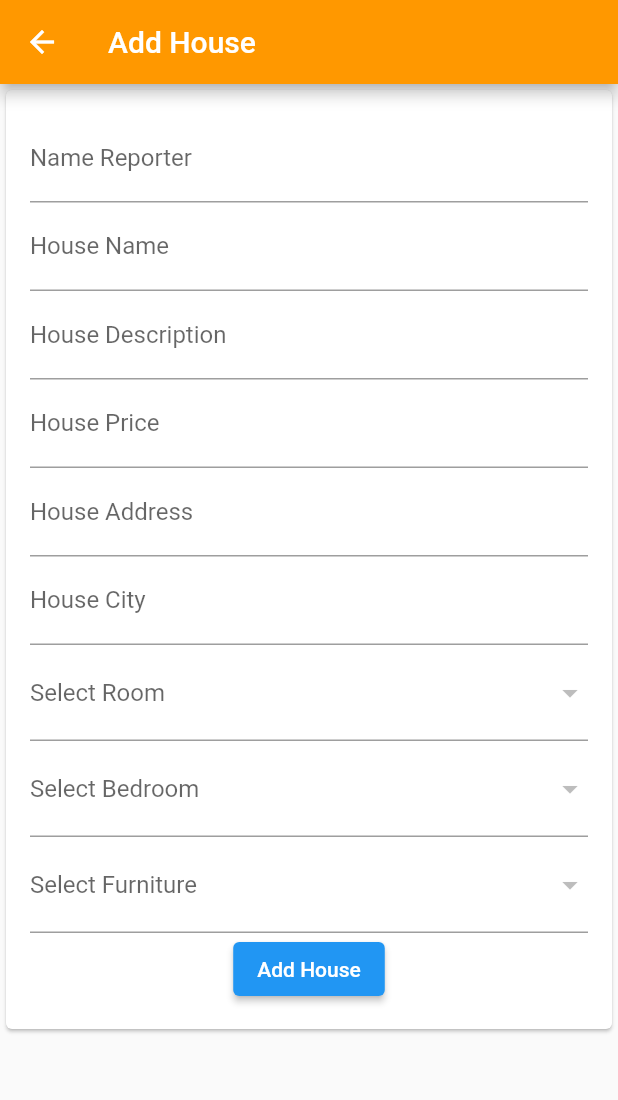
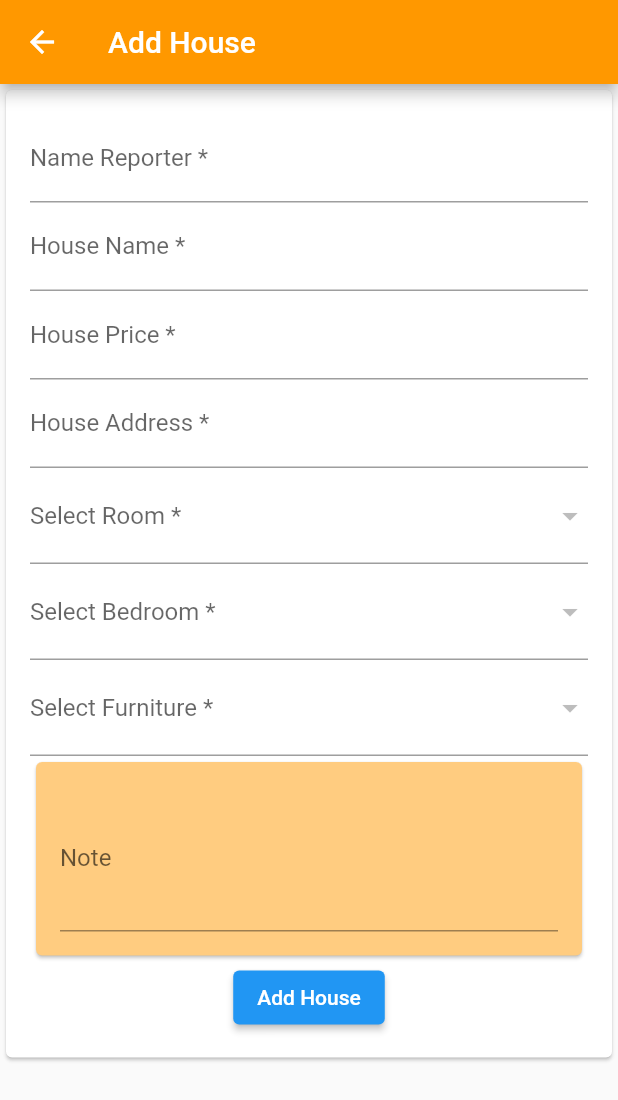
Before and after one commit to CuongNguyen2000/rentalZ_MobileApp, a Flutter app: the TodoScreen screen opened directly, on a phone screen of 412 x 824 dp. Shown: the top 1100 px of the screen. Run offline on Flutter 3.47's test engine with Material 2 defaults, Android fonts, the light colour scheme and no system bars; our stand-ins replace sqflite; accounts and stored records are empty.

Commit message:
new update

```diff
--- a/lib/models/house.dart
+++ b/lib/models/house.dart
@@ -2,9 +2,7 @@ class House {
   int? id;
   String? name;
   String? address;
-  String? city;
-  // String? image;
-  String? description;
+  String? note;
   int? price;
   String? reporter;
   String? room_type;
@@ -19,9 +17,7 @@ class House {
     mapping['id'] = id;
     mapping['name'] = name;
     mapping['address'] = address;
-    mapping['city'] = city;
-    // mapping['image'] = image;
-    mapping['description'] = description;
+    mapping['note'] = note;
     mapping['price'] = price;
     mapping['reporter'] = reporter;
     mapping['room_type'] = room_type;
--- a/lib/repositories/database_connection.dart
+++ b/lib/repositories/database_connection.dart
@@ -14,7 +14,7 @@ class DatabaseConnection {
 
   _onCreate(Database db, int version) async {
     await db.execute(
-        'CREATE TABLE houses(id INTEGER PRIMARY KEY AUTOINCREMENT NOT NULL, name TEXT, address TEXT, city TEXT, description TEXT, price INTEGER, reporter TEXT, room_type TEXT, bedroom_type TEXT, furniture_type TEXT, created_at TIMESTAMP NOT NULL DEFAULT CURRENT_TIMESTAMP, updated_at TIMESTAMP NOT NULL DEFAULT CURRENT_TIMESTAMP)');
+        'CREATE TABLE houses(id INTEGER PRIMARY KEY AUTOINCREMENT NOT NULL, name TEXT, address TEXT, note TEXT, price INTEGER, reporter TEXT, room_type TEXT, bedroom_type TEXT, furniture_type TEXT, created_at TIMESTAMP NOT NULL DEFAULT CURRENT_TIMESTAMP, updated_at TIMESTAMP NOT NULL DEFAULT CURRENT_TIMESTAMP)');
 
     await db.execute(
         'CREATE TABLE bedrooms(id INTEGER PRIMARY KEY AUTOINCREMENT NOT NULL, name TEXT, description TEXT, created_at TIMESTAMP NOT NULL DEFAULT CURRENT_TIMESTAMP, updated_at TIMESTAMP NOT NULL DEFAULT CURRENT_TIMESTAMP)');
--- a/lib/screens/bedroom_screen.dart
+++ b/lib/screens/bedroom_screen.dart
@@ -24,8 +24,6 @@ class _BedroomScreenState extends State<BedroomScreen> {
   List<Bedroom> _bedroomList = [];
   List<Bedroom>? _findItem;
 
-  bool _isLoading = false;
-
   getAllBedrooms() async {
     _bedroomList = [];
     var bedrooms = await _bedroomService.getAllBedrooms();
@@ -39,11 +37,9 @@ class _BedroomScreenState extends State<BedroomScreen> {
         bedroomModel.updatedAt = bedroom['updated_at'];
         _bedroomList.add(bedroomModel);
         _findItem = _bedroomList;
-        _isLoading = false;
       });
     });
     // ignore: avoid_print
-    print(_findItem);
     print(bedrooms);
   }
 
@@ -312,7 +308,7 @@ class _BedroomScreenState extends State<BedroomScreen> {
         ),
       ),
       // show card message if no bedroom found
-      body: _isLoading
+      body: _bedroomList.isEmpty
           ? Center(
               child: Column(
                 mainAxisAlignment: MainAxisAlignment.center,
--- a/lib/screens/furniture_screen.dart
+++ b/lib/screens/furniture_screen.dart
@@ -26,8 +26,6 @@ class _FurnitureScreenState extends State<FurnitureScreen> {
   List<Furniture> _FurnitureList = [];
   List<Furniture>? _findItems;
 
-  bool _isLoading = true;
-
   getAllFurnitures() async {
     _FurnitureList = [];
     var furnitures = await _furnitureService.getAllFurnitures();
@@ -41,7 +39,6 @@ class _FurnitureScreenState extends State<FurnitureScreen> {
         furnitureModel.updatedAt = bedroom['updated_at'];
         _FurnitureList.add(furnitureModel);
         _findItems = _FurnitureList;
-        _isLoading = false;
       });
     });
     // ignore: avoid_print
@@ -291,7 +288,7 @@ class _FurnitureScreenState extends State<FurnitureScreen> {
         ),
       ),
       // show card message if no bedroom found
-      body: _isLoading
+      body: _FurnitureList.isEmpty
           ? Center(
               // child: CircularProgressIndicator(),
               child: Column(
--- a/lib/screens/home.dart
+++ b/lib/screens/home.dart
@@ -26,11 +26,11 @@ class _HomeScreenState extends State<HomeScreen> {
         var model = House();
         model.id = house['id'];
         model.name = house['name'];
-        model.description = house['description'];
+        model.note = house['note'];
         model.reporter = house['reporter'];
+        model.note = house['note'];
         model.price = house['price'];
         model.address = house['address'];
-        model.city = house['city'];
         model.bedroom_type = house['bedroom_type'];
         model.furniture_type = house['furniture_type'];
         model.room_type = house['room_type'];
@@ -83,22 +83,26 @@ class _HomeScreenState extends State<HomeScreen> {
                   'Reporter: ${house.reporter}',
                   // text color and font bold
                   style: TextStyle(
-                    color: Colors.red,
+                    color: Colors.red[400],
                     fontWeight: FontWeight.bold,
                   ),
                 ),
                 Text('Name: ${house.name}'),
-                Text('Description: ${house.description}'),
-                Text('Price: ${house.price}'),
+                Text('Description: ${house.note}'),
+                Text('Price: ${house.price}/month'),
                 Text('Address: ${house.address}'),
-                Text('City: ${house.city}'),
                 Text('Bedroom Type: ${house.bedroom_type}'),
                 Text('Furniture Type: ${house.furniture_type}'),
                 Text('Room Type: ${house.room_type}'),
-
-                // date with formater
                 Text(
                   'Created At: ${DateFormat('dd-MM-yyyy').format(DateTime.parse(house.createdAt!))}',
+                ),
+                Text(
+                  'Note: ${house.note!.isEmpty ? 'NO NOTE' : house.note}',
+                  style: TextStyle(
+                    color: Colors.red[300],
+                    fontWeight: FontWeight.bold,
+                  ),
                 ),
               ],
             ),
@@ -140,10 +144,8 @@ class _HomeScreenState extends State<HomeScreen> {
                 setState(() {
                   _houseService!.deleteHouse(id);
                   ScaffoldMessenger.of(context).showSnackBar(const SnackBar(
-                    content: Text('House deleted'),
+                    content: Text('Successfully deleted a house!'),
                   ));
-                  // remove the deleted item from the list
-                  _findItem!.removeWhere((item) => item.id == id);
                   getAllHouses();
                   Navigator.pop(context);
                 });
@@ -163,7 +165,7 @@ class _HomeScreenState extends State<HomeScreen> {
         title: Row(
           mainAxisAlignment: MainAxisAlignment.spaceBetween,
           children: <Widget>[
-            Text(
+            const Text(
               'Home',
               style: TextStyle(
                 fontSize: 20,
@@ -177,7 +179,7 @@ class _HomeScreenState extends State<HomeScreen> {
                 onChanged: (text) {
                   _searchHouse(text);
                 },
-                decoration: InputDecoration(
+                decoration: const InputDecoration(
                   hintText: 'Search Bedroom',
                   border: InputBorder.none,
                   prefixIcon: Icon(Icons.search),
@@ -190,7 +192,15 @@ class _HomeScreenState extends State<HomeScreen> {
       // show card message if no house found
       body: _houseList!.isEmpty
           ? Center(
-              child: Text('No house found'),
+              child: Column(
+                mainAxisAlignment: MainAxisAlignment.center,
+                children: <Widget>[
+                  Text(
+                    'No House found',
+                    style: Theme.of(context).textTheme.headline4,
+                  ),
+                ],
+              ),
             )
           : ListView.builder(
               itemCount: _findItem?.length,
@@ -200,7 +210,7 @@ class _HomeScreenState extends State<HomeScreen> {
                   margin: const EdgeInsets.all(15),
                   child: ListTile(
                     title: Text(_findItem?[index].name ?? ''),
-                    subtitle: Text(_findItem?[index].description ?? ''),
+                    subtitle: Text(_findItem?[index].note ?? ''),
                     trailing: SizedBox(
                       width: 100,
                       child: Row(
--- a/lib/screens/room_screen.dart
+++ b/lib/screens/room_screen.dart
@@ -25,8 +25,6 @@ class _RoomScreennState extends State<RoomScreen> {
   List<Room> _RoomList = [];
   List<Room>? _findItems;
 
-  bool _isLoading = true;
-
   getAllRooms() async {
     _RoomList = [];
     var rooms = await _roomService.getAllRooms();
@@ -40,7 +38,6 @@ class _RoomScreennState extends State<RoomScreen> {
         roomModel.updatedAt = bedroom['updated_at'];
         _RoomList.add(roomModel);
         _findItems = _RoomList;
-        _isLoading = false;
       });
     });
     // ignore: avoid_print
@@ -288,7 +285,7 @@ class _RoomScreennState extends State<RoomScreen> {
         ),
       ),
       // show card message if no bedroom found
-      body: _isLoading
+      body: _RoomList.isEmpty
           ? Center(
               child: Column(
                 mainAxisAlignment: MainAxisAlignment.center,
--- a/lib/screens/todo_screen.dart
+++ b/lib/screens/todo_screen.dart
@@ -16,10 +16,9 @@ class TodoScreen extends StatefulWidget {
 
 class _TodoScreenState extends State<TodoScreen> {
   final _houseNameController = TextEditingController();
-  final _houseDescriptionController = TextEditingController();
+  final _houseNoteController = TextEditingController();
   final _housePriceController = TextEditingController();
   final _houseAddressController = TextEditingController();
-  final _houseCityController = TextEditingController();
   final _houseReporterController = TextEditingController();
 
   final _houseService = HouseService();
@@ -32,6 +31,9 @@ class _TodoScreenState extends State<TodoScreen> {
   final _rooms = <DropdownMenuItem>[];
   final _bedrooms = <DropdownMenuItem>[];
   final _furnitures = <DropdownMenuItem>[];
+
+  // global formKey
+  final _formKey = GlobalKey<FormState>();
 
   _loadRooms() async {
     var _roomService = RoomService();
@@ -90,15 +92,27 @@ class _TodoScreenState extends State<TodoScreen> {
           content: SingleChildScrollView(
             child: ListBody(
               children: <Widget>[
+                //text with color
+                Text(
+                  'House Reporter: ${_houseReporterController.text}',
+                  style: const TextStyle(color: Colors.red),
+                ),
                 Text('House Name: ${_houseNameController.text}'),
-                Text('House Description: ${_houseDescriptionController.text}'),
-                Text('House Price: ${_housePriceController.text}'),
+                Text('House Price: ${_housePriceController.text}/month'),
                 Text('House Address: ${_houseAddressController.text}'),
-                Text('House City: ${_houseCityController.text}'),
-                Text('House Reporter: ${_houseReporterController.text}'),
                 Text('Room: ${_selectedRoom}'),
                 Text('Bedroom: ${_selectedBedroom}'),
                 Text('Furniture: ${_selectedFurniture}'),
+                // check if note is empty then show text "NO NOTE" with color style
+                Text(
+                  'Note: ${_houseNoteController.text.isEmpty ? 'NO NOTE' : _houseNoteController.text}',
+                  style: TextStyle(
+                    color: Colors.red[300],
+                    fontWeight: FontWeight.bold,
+                  ),
+                ),
+
+                // Text('Note: ${_houseNoteController.text}'),
               ],
             ),
           ),
@@ -106,14 +120,20 @@ class _TodoScreenState extends State<TodoScreen> {
 
           actions: <Widget>[
             TextButton(
+              child: const Text('No'),
+              onPressed: () {
+                Navigator.pop(context);
+              },
+            ),
+            TextButton(
               child: Text('Yes'),
               onPressed: () async {
                 _house.reporter = _houseReporterController.text;
                 _house.name = _houseNameController.text;
-                _house.description = _houseDescriptionController.text;
+                _house.note = _houseNoteController.text;
                 _house.price = int.parse(_housePriceController.text);
                 _house.address = _houseAddressController.text;
-                _house.city = _houseCityController.text;
+                _house.note = _houseNoteController.text;
                 _house.bedroom_type = _selectedBedroom;
                 _house.furniture_type = _selectedFurniture;
                 _house.room_type = _selectedRoom;
@@ -126,12 +146,6 @@ class _TodoScreenState extends State<TodoScreen> {
                     builder: (context) => const HomeScreen(),
                   ),
                 );
-              },
-            ),
-            TextButton(
-              child: const Text('No'),
-              onPressed: () {
-                Navigator.pop(context);
               },
             ),
           ],
@@ -159,10 +173,10 @@ class _TodoScreenState extends State<TodoScreen> {
                 TextFormField(
                   controller: _houseReporterController,
                   decoration: const InputDecoration(
-                    labelText: 'Name Reporter',
+                    labelText: 'Name Reporter *',
                   ),
                   validator: (value) {
-                    if (value!.isEmpty) {
+                    if (value == null || value.isEmpty) {
                       return 'Please enter a name reporter';
                     }
                     return null;
@@ -172,24 +186,11 @@ class _TodoScreenState extends State<TodoScreen> {
                 TextFormField(
                   controller: _houseNameController,
                   decoration: const InputDecoration(
-                    labelText: 'House Name',
+                    labelText: 'House Name *',
                   ),
                   validator: (value) {
-                    if (value!.isEmpty) {
+                    if (value == null || value.isEmpty) {
                       return 'Please enter a name';
-                    }
-                    return null;
-                  },
-                ),
-                // return a text form field to enter the description of the house with validation of the input field
-                TextFormField(
-                  controller: _houseDescriptionController,
-                  decoration: const InputDecoration(
-                    labelText: 'House Description',
-                  ),
-                  validator: (value) {
-                    if (value!.isEmpty) {
-                      return 'Please enter a description';
                     }
                     return null;
                   },
@@ -198,10 +199,10 @@ class _TodoScreenState extends State<TodoScreen> {
                 TextFormField(
                   controller: _housePriceController,
                   decoration: const InputDecoration(
-                    labelText: 'House Price',
+                    labelText: 'House Price *',
                   ),
                   validator: (value) {
-                    if (value!.isEmpty) {
+                    if (value == null || value.isEmpty) {
                       return 'Please enter a price';
                     }
                     return null;
@@ -211,24 +212,11 @@ class _TodoScreenState extends State<TodoScreen> {
                 TextFormField(
                   controller: _houseAddressController,
                   decoration: const InputDecoration(
-                    labelText: 'House Address',
+                    labelText: 'House Address *',
                   ),
                   validator: (value) {
-                    if (value!.isEmpty) {
+                    if (value == null || value.isEmpty) {
                       return 'Please enter an address';
-                    }
-                    return null;
-                  },
-                ),
-                // return a text form field to enter the city of the house with validation of the input field
-                TextFormField(
-                  controller: _houseCityController,
-                  decoration: const InputDecoration(
-                    labelText: 'House City',
-                  ),
-                  validator: (value) {
-                    if (value!.isEmpty) {
-                      return 'Please enter a city';
                     }
                     return null;
                   },
@@ -243,8 +231,14 @@ class _TodoScreenState extends State<TodoScreen> {
                     });
                   },
                   decoration: const InputDecoration(
-                    labelText: 'Select Room',
+                    labelText: 'Select Room *',
                   ),
+                  validator: (value) {
+                    if (value == null) {
+                      return 'Please select a room';
+                    }
+                    return null;
+                  },
                 ),
                 // return a dropdown menu to select the bedroom of the house
                 DropdownButtonFormField<dynamic>(
@@ -256,8 +250,14 @@ class _TodoScreenState extends State<TodoScreen> {
                     });
                   },
                   decoration: const InputDecoration(
-                    labelText: 'Select Bedroom',
+                    labelText: 'Select Bedroom *',
                   ),
+                  validator: (value) {
+                    if (value == null) {
+                      return 'Please select a bedroom';
+                    }
+                    return null;
+                  },
                 ),
                 // return a dropdown menu to select the furniture of the house
                 DropdownButtonFormField<dynamic>(
@@ -269,19 +269,38 @@ class _TodoScreenState extends State<TodoScreen> {
                     });
                   },
                   decoration: const InputDecoration(
-                    labelText: 'Select Furniture',
+                    labelText: 'Select Furniture *',
+                  ),
+                  validator: (value) {
+                    if (value == null) {
+                      return 'Please select a furniture';
+                    }
+                    return null;
+                  },
+                ),
+                // return a card with color with text form field to enter the note of the house
+                Card(
+                  color: Colors.orange[200],
+                  child: Padding(
+                    padding: const EdgeInsets.all(16.0),
+                    child: TextFormField(
+                      controller: _houseNoteController,
+                      decoration: const InputDecoration(
+                        labelText: 'Note',
+                      ),
+                      maxLines: 3,
+                    ),
                   ),
                 ),
-                // return a button to add the house and check validation of the input fields and check if price is not a number and navigate to the home page
+
+                // return a orange button to add the house and check validation of the input fields and check if price is not a number and navigate to the home page
                 ElevatedButton(
-                  child: const Text('Add House'),
+                  child: Text('Add House'),
                   onPressed: () async {
                     if (_houseNameController.text.isEmpty ||
                         _houseReporterController.text.isEmpty ||
-                        _houseDescriptionController.text.isEmpty ||
                         _housePriceController.text.isEmpty ||
                         _houseAddressController.text.isEmpty ||
-                        _houseCityController.text.isEmpty ||
                         _selectedRoom == null ||
                         _selectedBedroom == null ||
                         _selectedFurniture == null) {
```
